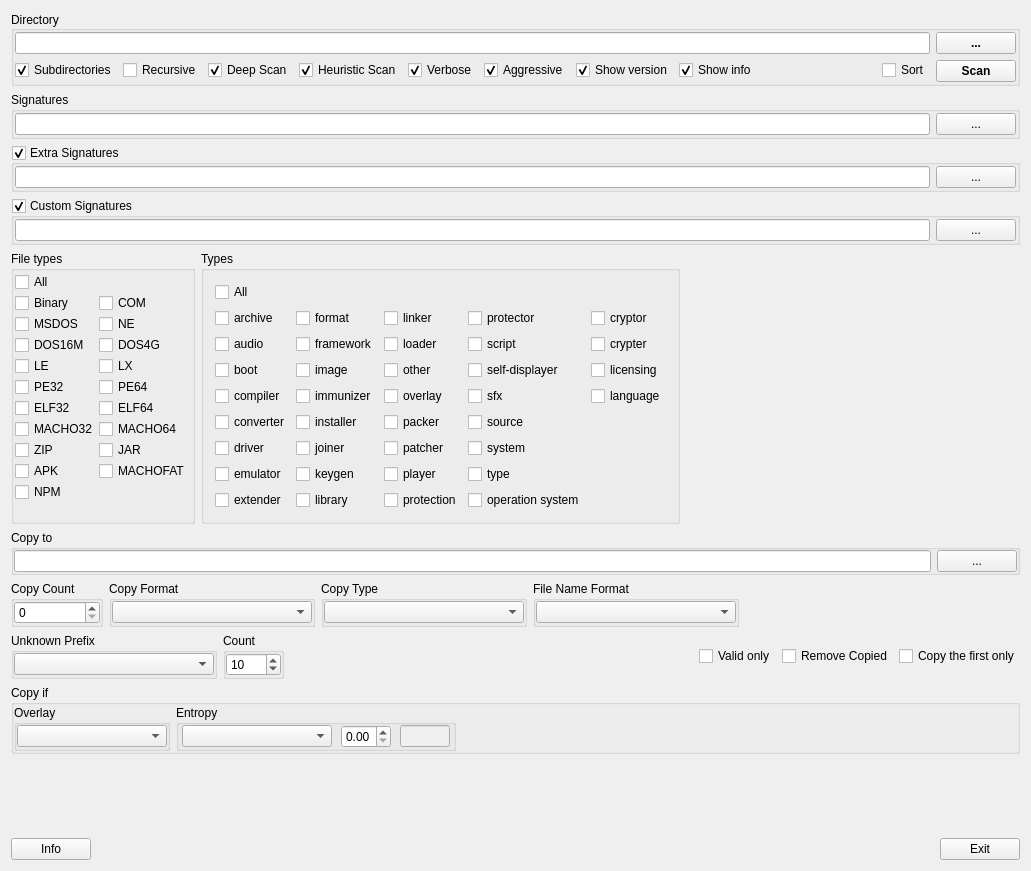
Before: the Qt Designer form gui_source/guimainwindow.ui in horsicq/DIE-sort, drawn with Qt 5.
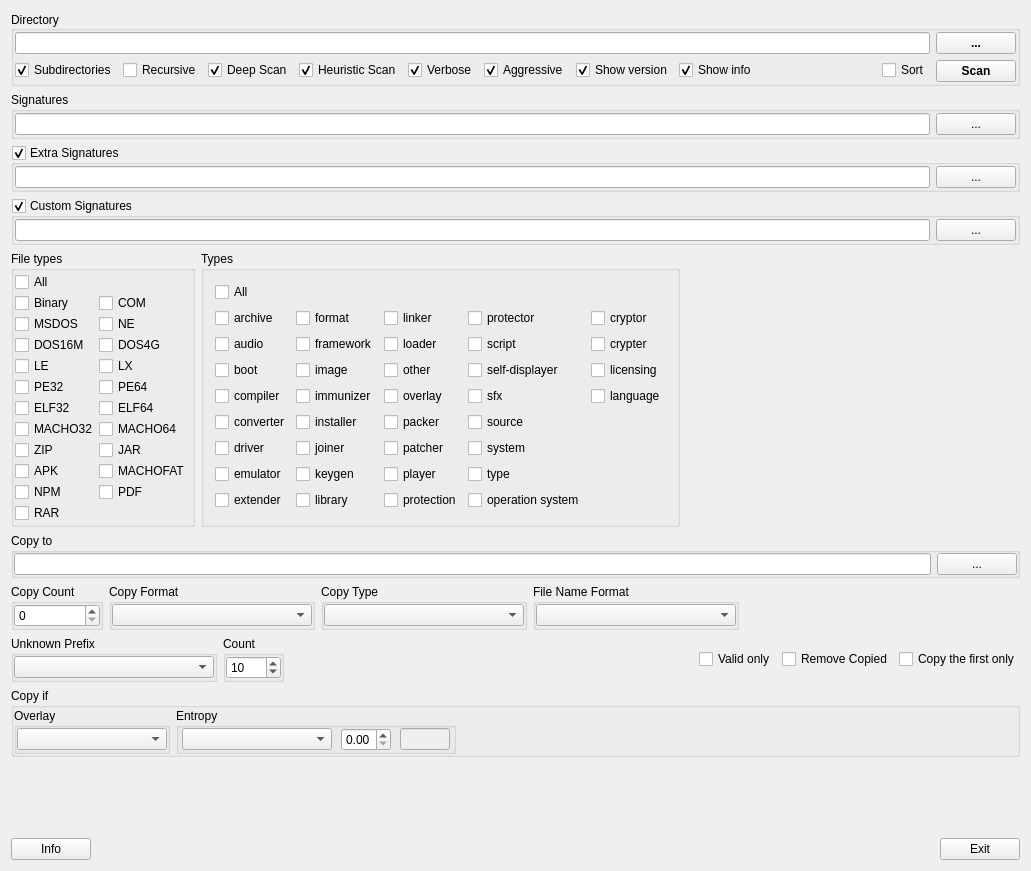
After: the same form once the commit is applied.

```diff
--- a/gui_source/guimainwindow.ui
+++ b/gui_source/guimainwindow.ui
@@ -468,6 +468,20 @@
            </property>
           </widget>
          </item>
+         <item row="10" column="1">
+          <widget class="QCheckBox" name="checkBoxPDF">
+           <property name="text">
+            <string>PDF</string>
+           </property>
+          </widget>
+         </item>
+         <item row="11" column="0">
+          <widget class="QCheckBox" name="checkBoxRAR">
+           <property name="text">
+            <string>RAR</string>
+           </property>
+          </widget>
+         </item>
         </layout>
        </widget>
       </item>
```
